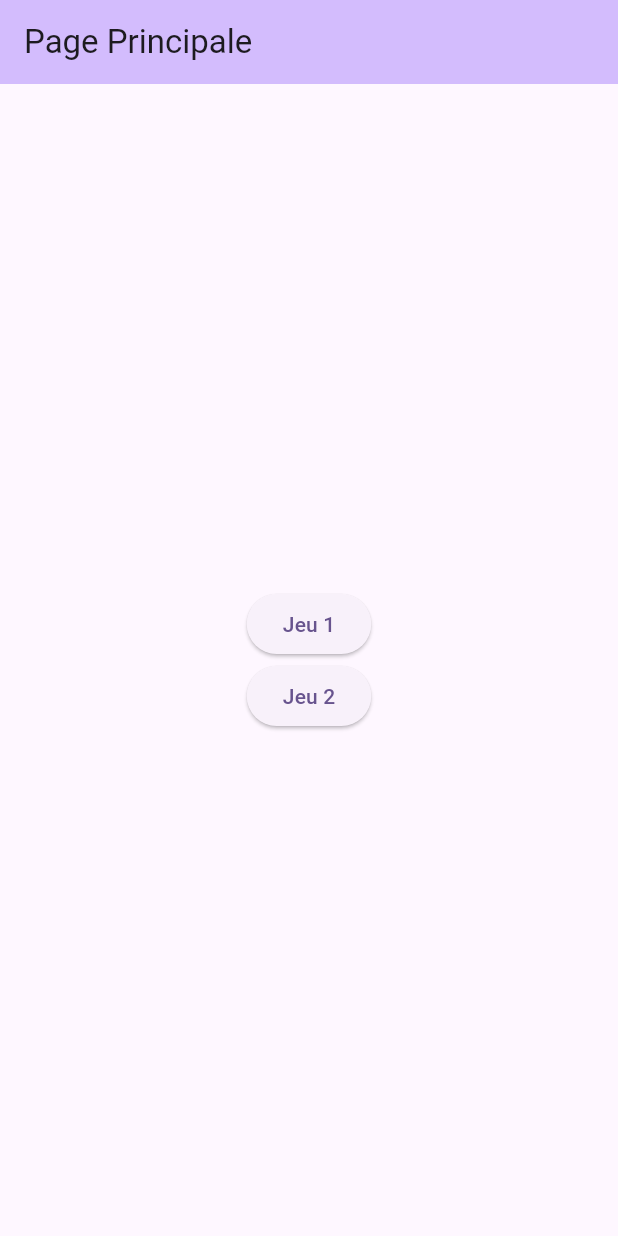
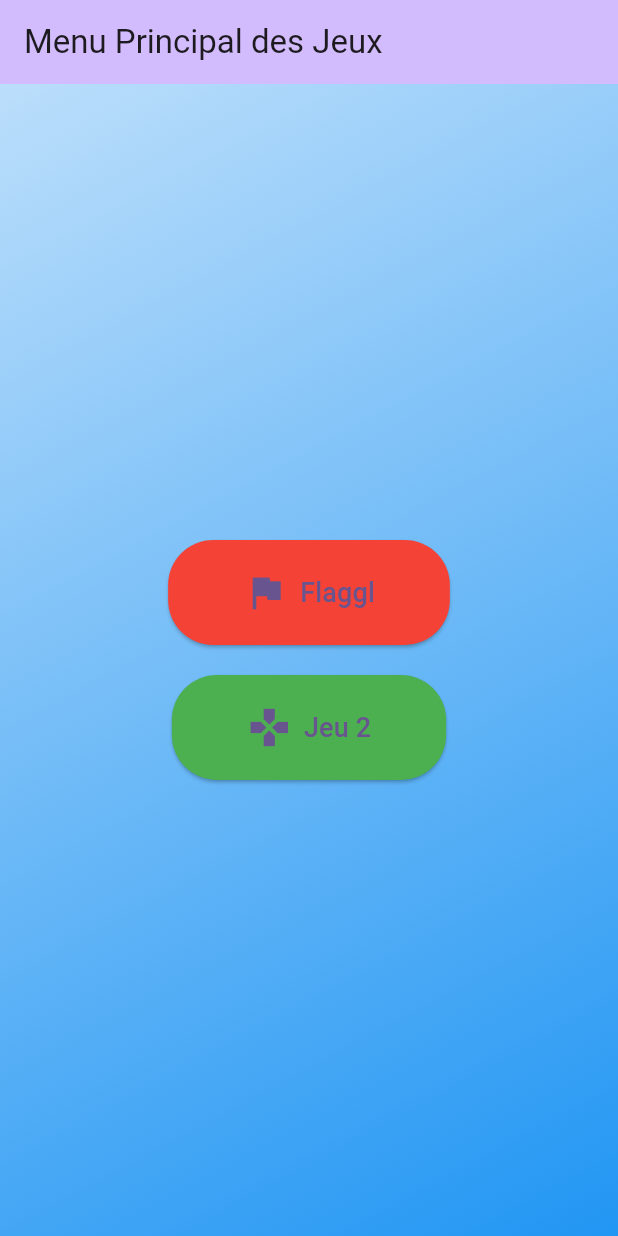
Before and after one commit to Kevin44France/flag_guesser, a Flutter app: the screen it shows after launch, on a phone screen of 412 x 824 dp. Run offline on Flutter 3.47's test engine with Material 3 defaults, Android fonts, the phone set to English and light mode, and no system bars.

Commit message:
Main menu esthetic

```diff
--- a/lib/main.dart
+++ b/lib/main.dart
@@ -1,5 +1,5 @@
 import 'package:flutter/material.dart';
-import '../pages/page1.dart';
+import '../pages/flaggl.dart';
 import '../pages/page2.dart';
 
 void main() {
@@ -17,7 +17,7 @@
         colorScheme: ColorScheme.fromSeed(seedColor: Colors.deepPurple),
         useMaterial3: true,
       ),
-      home: const MyHomePage(title: 'Page Principale'),
+      home: const MyHomePage(title: 'Menu Principal des Jeux'),
     );
   }
 }
@@ -27,10 +27,10 @@
 
   final String title;
 
-  void _navigateToPage1(BuildContext context) {
+  void _navigateToFlaggl(BuildContext context) {
     Navigator.push(
       context,
-      MaterialPageRoute(builder: (context) => Page1()),
+      MaterialPageRoute(builder: (context) => Flaggl()),
     );
   }
 
@@ -48,21 +48,66 @@
         backgroundColor: Theme.of(context).colorScheme.inversePrimary,
         title: Text(title),
       ),
-      body: Center(
+      body: Container(
+        decoration: BoxDecoration(
+          gradient: LinearGradient(
+            colors: [Colors.blue.shade100, Colors.blue.shade500],
+            begin: Alignment.topLeft,
+            end: Alignment.bottomRight,
+          ),
+        ),
+        child: Center(
           child: Column(
             mainAxisAlignment: MainAxisAlignment.center,
             children: <Widget>[
-            ElevatedButton(
-              child: const Text('Jeu 1'),
-              onPressed: () => _navigateToPage1(context),
+              GameButton(
+                title: 'Flaggl',
+                icon: Icons.flag,
+                color: Colors.red,
+                onPressed: () => _navigateToFlaggl(context),
               ),
-            ElevatedButton(
-              child: const Text('Jeu 2'),
+              const SizedBox(height: 20),
+              GameButton(
+                title: 'Jeu 2',
+                icon: Icons.gamepad,
+                color: Colors.green,
                 onPressed: () => _navigateToPage2(context),
               ),
             ],
           ),
         ),
+      ),
     );
   }
 }
+
+class GameButton extends StatelessWidget {
+  final String title;
+  final IconData icon;
+  final Color color;
+  final VoidCallback onPressed;
+
+  const GameButton({
+    Key? key,
+    required this.title,
+    required this.icon,
+    required this.color,
+    required this.onPressed,
+  }) : super(key: key);
+
+  @override
+  Widget build(BuildContext context) {
+    return ElevatedButton.icon(
+      icon: Icon(icon, size: 30),
+      label: Text(title, style: const TextStyle(fontSize: 18)),
+      style: ElevatedButton.styleFrom(
+        primary: color,
+        padding: const EdgeInsets.symmetric(horizontal: 50, vertical: 20),
+        shape: RoundedRectangleBorder(
+          borderRadius: BorderRadius.circular(30),
+        ),
+      ),
+      onPressed: onPressed,
+    );
+  }
+}
--- a/lib/pages/page1.dart
+++ b/lib/pages/flaggl.dart
@@ -1,6 +1,6 @@
 import 'package:flutter/material.dart';
 
-class Page1 extends StatelessWidget {
+class Flaggl extends StatelessWidget {
   @override
   Widget build(BuildContext context) {
     return Scaffold(
```
Lines whose indentation alone changed are shown as unchanged.
